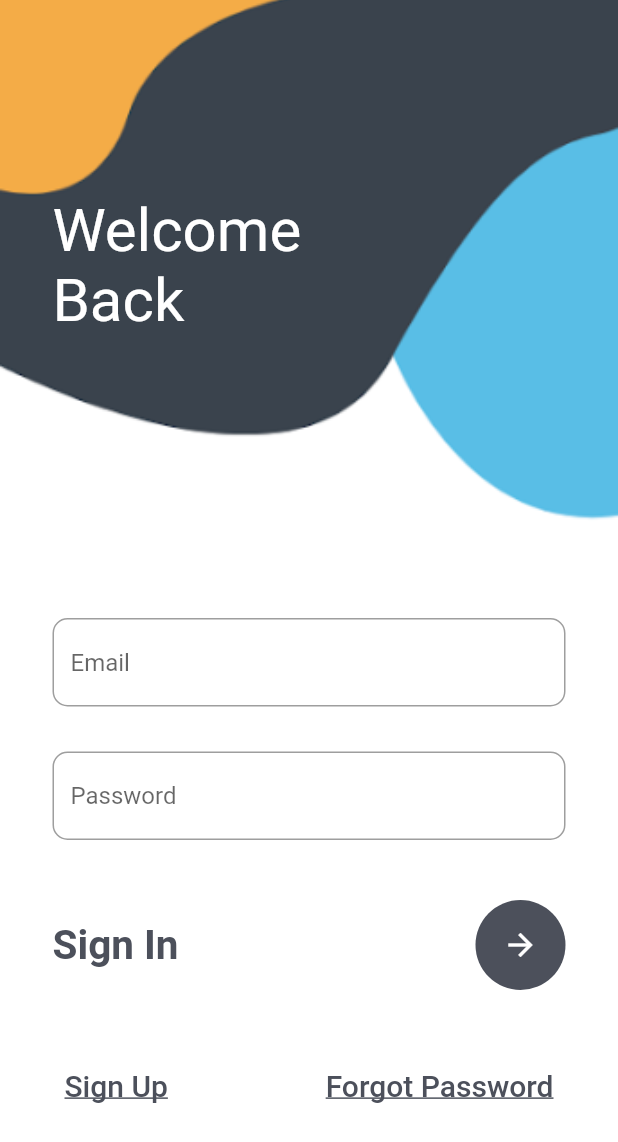
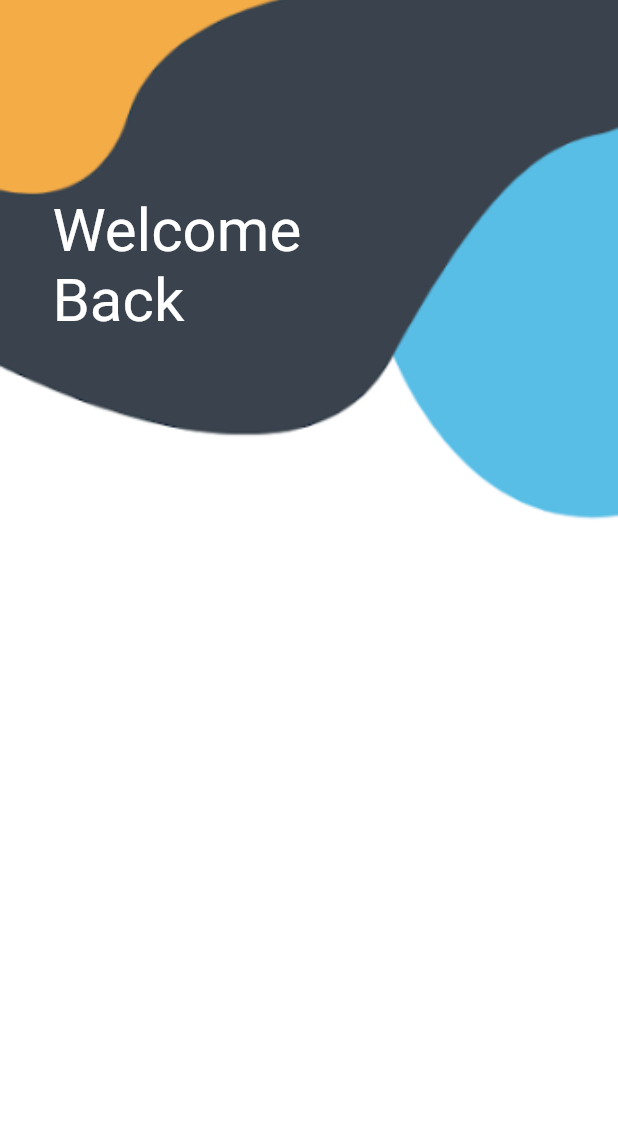
Before and after one commit to JayeshParab970/Login_Register-flutter, a Flutter app: the screen it shows after launch, after a tap on the "arrow forward" icon, on a phone screen of 412 x 824 dp. Shown: the top 1142 px of the screen. Run offline on Flutter 3.47's test engine with Material 2 defaults, Android fonts, the phone set to English and light mode, and no system bars.

Commit message:
This is my Second Flutter Project Commit

```diff
--- a/lib/login.dart
+++ b/lib/login.dart
@@ -36,6 +36,7 @@ class _MyLoginState extends State<MyLogin> {
                       decoration: InputDecoration(
                         fillColor: Colors.grey.shade100,
                         hintText: 'Email',
+                        prefixIcon: Icon(Icons.email,color: Colors.lightBlueAccent),
                         border: OutlineInputBorder(
                           borderRadius: BorderRadius.circular(10))),
                     ),
@@ -47,6 +48,7 @@ class _MyLoginState extends State<MyLogin> {
                         decoration: InputDecoration(
                         fillColor: Colors.grey.shade100,
                         hintText: 'Password',
+                            prefixIcon: Icon(Icons.password,color: Colors.lightBlueAccent),
                         border: OutlineInputBorder(
                             borderRadius: BorderRadius.circular(10)))
                     ),
@@ -59,27 +61,28 @@ class _MyLoginState extends State<MyLogin> {
                           Text('Sign In',
                           style: TextStyle(
                             color: Color(0xff4c505b),
-                              fontSize: 27,fontWeight: FontWeight.w700),
+                              fontSize: 27,fontWeight: FontWeight.w700)
                         ),
+
                           CircleAvatar(
-                          radius:30,
+                            radius: 30,
                             backgroundColor: Color(0xff4c505b),
                             child: IconButton(
-                            color: Colors.white,
-                            onPressed: (){},
+                              color:Colors.white,
+                              onPressed: () {Navigator.pushNamed(context, 'welcome');},
                               icon: Icon(Icons.arrow_forward),
-                          ),
                             )
-                      ]
+                          )
+    ],
                     ),
                     SizedBox(
                       height: 40,
                     ),
+
                     Row(
                       mainAxisAlignment: MainAxisAlignment.spaceBetween,
                       children: [
-                        TextButton(onPressed: (){
-                          Navigator.pushNamed(context, 'register');
+                        TextButton(onPressed: (){Navigator.pushNamed(context, 'register');
                         }, child: Text('Sign Up',
                             style:TextStyle(
                               decoration: TextDecoration.underline,
@@ -87,21 +90,25 @@ class _MyLoginState extends State<MyLogin> {
                               color: Color(0xff4c505b),
                             ))
                         ),
-
+                        SizedBox(
+                          height: 40,
+                        ),
                         TextButton(onPressed: (){}, child: Text('Forgot Password',
                             style:TextStyle(
                               decoration: TextDecoration.underline,
                               fontSize: 20,
                               color: Color(0xff4c505b),
                             ))
-                        )
+                        ),
+
                       ],
 
                     )
                   ],
                     )
+              )
                 ),
-            )
+
           ],
         ),
       ),
--- a/lib/main.dart
+++ b/lib/main.dart
@@ -1,5 +1,6 @@
 import 'package:first_project/login.dart';
 import 'package:first_project/register.dart';
+import 'package:first_project/welcome.dart';
 import 'package:flutter/material.dart';
 
 void main() {
@@ -8,7 +9,8 @@ void main() {
     initialRoute: 'login',
     routes: {
       'login': (context)=> MyLogin(),
-      'register':(context)=>MyRegister()
+      'register':(context)=>MyRegister(),
+      'welcome':(context)=> WelcomePage()
     },
   ));
 }
--- a/lib/register.dart
+++ b/lib/register.dart
@@ -44,6 +44,7 @@ class _MyRegisterState extends State<MyRegister> {
                                 borderRadius: BorderRadius.circular(10),
                                 borderSide: BorderSide(color: Colors.white)),
                             hintText: 'Name',
+                            prefixIcon: Icon(Icons.abc,color: Colors.white),
                             hintStyle: TextStyle(color: Colors.white),
                             border: OutlineInputBorder(
                                 borderRadius: BorderRadius.circular(10))),
@@ -60,6 +61,7 @@ class _MyRegisterState extends State<MyRegister> {
                                 borderRadius: BorderRadius.circular(10),
                                 borderSide: BorderSide(color: Colors.white)),
                             hintText: 'Email',
+                            prefixIcon: Icon(Icons.email,color: Colors.white),
                             hintStyle: TextStyle(color: Colors.white),
                             border: OutlineInputBorder(
                                 borderRadius: BorderRadius.circular(10))),
@@ -77,6 +79,7 @@ class _MyRegisterState extends State<MyRegister> {
                                   borderRadius: BorderRadius.circular(10),
                                   borderSide: BorderSide(color: Colors.white)),
                               hintText: 'Password',
+                              prefixIcon: Icon(Icons.password,color: Colors.white),
                               hintStyle: TextStyle(color: Colors.white),
                               border: OutlineInputBorder(
                                   borderRadius: BorderRadius.circular(10)))
--- /dev/null
+++ b/lib/welcome.dart
@@ -0,0 +1,32 @@
+import 'package:flutter/material.dart';
+
+class WelcomePage extends StatefulWidget {
+  const WelcomePage({Key? key}) : super(key: key);
+
+  @override
+  State<WelcomePage> createState() => _WelcomePageState();
+}
+
+class _WelcomePageState extends State<WelcomePage> {
+  @override
+  Widget build(BuildContext context) {
+    return Container(
+        decoration: BoxDecoration(
+            image: DecorationImage(
+                image: AssetImage('assets/login.png'), fit: BoxFit.cover)),
+        child: Scaffold(
+            backgroundColor: Colors.transparent,
+            body: Stack(
+                children: [
+                  Container(
+                    padding: EdgeInsets.only(left: 35, top: 130),
+                    child: Text('Welcome\nBack',
+                      style: TextStyle(color: Colors.white, fontSize: 40),
+                    ),
+                  )
+                ]
+            )
+        )
+    );
+  }
+}
```
Lines whose indentation alone changed are shown as unchanged.
